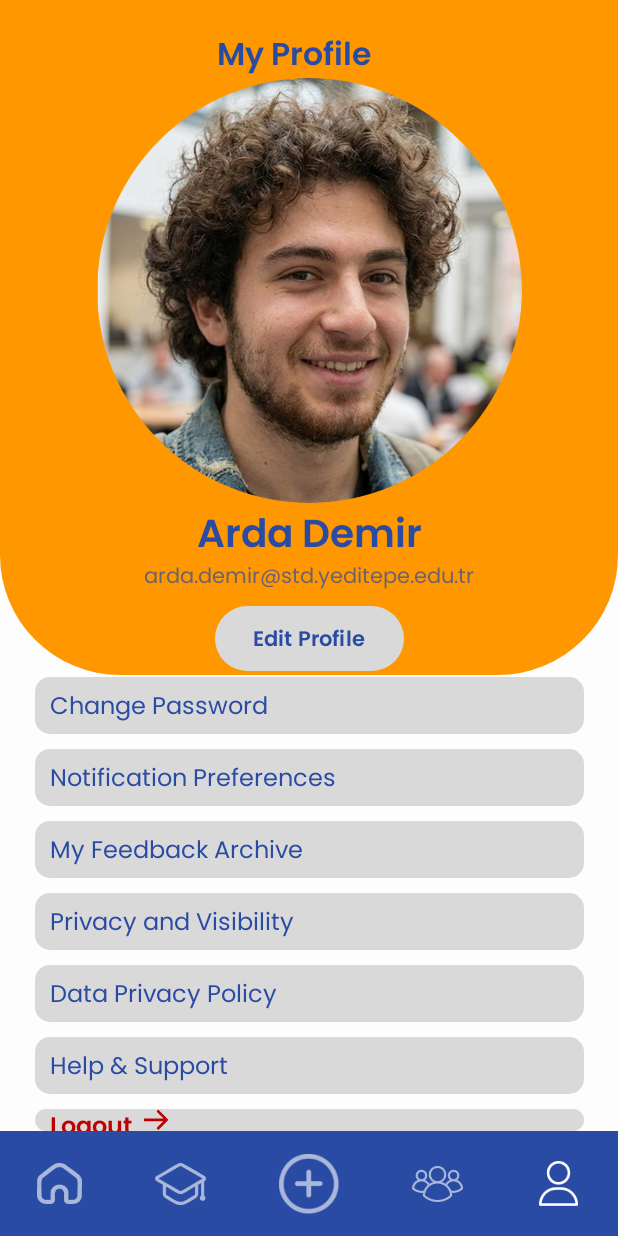
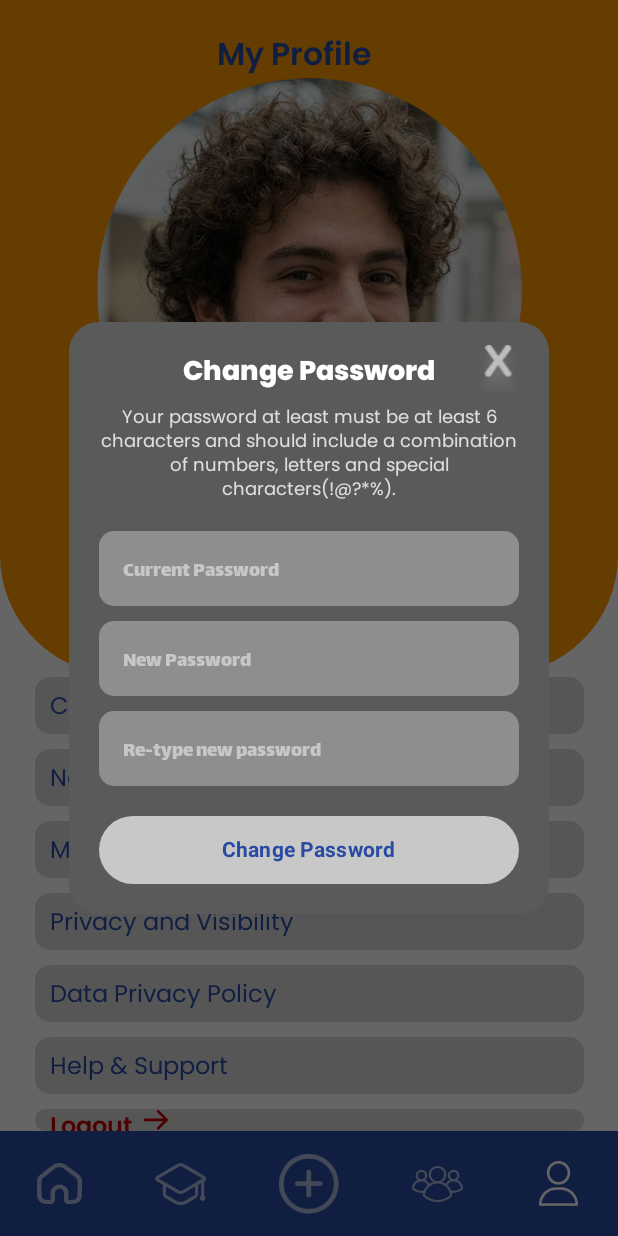
Before and after one commit to rookie238/YUSHARE, an Android app built with Jetpack Compose: the composable MenuScreen shown on its own in the app's theme, after a tap on "Change Password", on a phone screen of 412 x 824 dp. Run offline under Robolectric (Android 15) with nearby library versions, the phone set to English and light mode, and no system bars.

Commit message:
change password

```diff
--- a/app/src/main/java/com/example/yushare/ui/screens/MenuScreen.kt
+++ b/app/src/main/java/com/example/yushare/ui/screens/MenuScreen.kt
@@ -1,11 +1,12 @@
 package com.example.yushare.ui.screens
+
 import androidx.compose.foundation.Image
 import androidx.compose.foundation.background
 import androidx.compose.foundation.clickable
 import androidx.compose.foundation.layout.*
 import androidx.compose.foundation.shape.RoundedCornerShape
 import androidx.compose.material3.*
-import androidx.compose.runtime.Composable
+import androidx.compose.runtime.*
 import androidx.compose.ui.Alignment
 import androidx.compose.ui.Modifier
 import androidx.compose.ui.draw.clip
@@ -13,27 +14,33 @@ import androidx.compose.ui.graphics.Color
 import androidx.compose.ui.layout.ContentScale
 import androidx.compose.ui.res.painterResource
 import androidx.compose.ui.text.font.FontWeight
+import androidx.compose.ui.text.style.TextAlign
 import androidx.compose.ui.tooling.preview.Preview
 import androidx.compose.ui.unit.dp
 import androidx.compose.ui.unit.sp
-
 import com.example.yushare.R
 
-// Rengi buraya sabitledim, hata vermesin diye
 val MenuBlue = Color(0xFF294BA3)
 
 @Composable
 fun MenuScreen(onCloseClick: () -> Unit) {
     val context = androidx.compose.ui.platform.LocalContext.current
-    Column(
+
+    // 1. ANAHTARIMIZ BURADA
+    var showPasswordPopup by remember { mutableStateOf(false) }
+
+    Box(
         modifier = Modifier
             .fillMaxSize()
             .background(Color(0xFFFDFDFD))
     ) {
-        // --- İÇERİK ---
+        Column(
+            modifier = Modifier.fillMaxSize()
+        ) {
+            // --- İÇERİK (Kaydırılabilir alanlar vs.) ---
             Column(
                 modifier = Modifier
-                .fillMaxSize()
+                    .fillMaxWidth()
                     .weight(1f),
                 horizontalAlignment = Alignment.CenterHorizontally
             ) {
@@ -67,8 +74,6 @@ fun MenuScreen(onCloseClick: () -> Unit) {
                                 fontFamily = poppinsFontFamily,
                                 modifier = Modifier.align(Alignment.Center)
                             )
-
-
                         }
 
                         Spacer(modifier = Modifier.height(1.dp))
@@ -123,19 +128,26 @@ fun MenuScreen(onCloseClick: () -> Unit) {
 
                 Spacer(modifier = Modifier.height(1.dp))
 
-            // Liste Elemanları (Aralarına 10dp boşluk koyuyoruz - Figma'daki sıklığa göre)
+                // --- MENÜ LİSTESİ ---
                 Column(
-                verticalArrangement = Arrangement.spacedBy(10.dp), // Elemanlar arası boşluk
+                    verticalArrangement = Arrangement.spacedBy(10.dp),
                     horizontalAlignment = Alignment.CenterHorizontally,
                     modifier = Modifier.fillMaxWidth()
                 ) {
-                MenuItem(text = "Change Password")
+                    // 2. CHANGE PASSWORD BUTONUNU GÜNCELLEDİK
+                    // Artık tıklanınca showPasswordPopup'ı true yapıyor
+                    MenuItem(
+                        text = "Change Password",
+                        onClick = { showPasswordPopup = true }
+                    )
+
                     MenuItem(text = "Notification Preferences")
                     MenuItem(text = "My Feedback Archive")
                     MenuItem(text = "Privacy and Visibility")
                     MenuItem(text = "Data Privacy Policy")
                     MenuItem(text = "Help & Support")
 
+                    // LOGOUT BUTONU
                     Box(
                         modifier = Modifier
                             .width(366.dp)
@@ -144,25 +156,23 @@ fun MenuScreen(onCloseClick: () -> Unit) {
                             .clickable {
                                 (context as? android.app.Activity)?.finish()
                             }
-                        .padding(horizontal = 10.dp), // Soldan boşluk
+                            .padding(horizontal = 10.dp),
                         contentAlignment = Alignment.CenterStart
                     ) {
-                    Row(
-                        verticalAlignment = Alignment.CenterVertically
-                    ) {
+                        Row(verticalAlignment = Alignment.CenterVertically) {
                             Text(
                                 text = "Logout",
                                 fontFamily = poppinsFontFamily,
-                            fontWeight = FontWeight.SemiBold, // Figma: SemiBold
+                                fontWeight = FontWeight.SemiBold,
                                 fontSize = 16.sp,
-                            color = Color(0xFFBF0000) // Figma: Kırmızı #BF0000
+                                color = Color(0xFFBF0000)
                             )
-                        Spacer(modifier = Modifier.width(8.dp)) // Yazı ile ok arası boşluk
+                            Spacer(modifier = Modifier.width(8.dp))
                             Icon(
-                            painter = painterResource(id = R.drawable.vector), // BURAYA KENDİ DOSYA ADINI YAZ
+                                painter = painterResource(id = R.drawable.vector),
                                 contentDescription = "Logout Arrow",
-                            tint = Color(0xFFBF0000), // İkonu da kırmızı yapıyoruz
-                            modifier = Modifier.size(16.dp) // İkon boyutu (Figma'ya göre ayarla)
+                                tint = Color(0xFFBF0000),
+                                modifier = Modifier.size(16.dp)
                             )
                         }
                     }
@@ -181,63 +191,176 @@ fun MenuScreen(onCloseClick: () -> Unit) {
                     horizontalArrangement = Arrangement.SpaceAround,
                     verticalAlignment = Alignment.CenterVertically
                 ) {
+                    Icon(painterResource(id = R.drawable.ic_nav_home), null, tint = Color.White.copy(0.6f), modifier = Modifier.size(30.dp))
+                    Icon(painterResource(id = R.drawable.ic_nav_school), null, tint = Color.White.copy(0.6f), modifier = Modifier.size(34.dp))
+                    Icon(painterResource(id = R.drawable.ic_nav_add), null, tint = Color.White.copy(0.6f), modifier = Modifier.size(40.dp))
+                    Icon(painterResource(id = R.drawable.ic_nav_groups), null, tint = Color.White.copy(0.6f), modifier = Modifier.size(34.dp))
+                    Icon(painterResource(id = R.drawable.ic_nav_profile), null, tint = Color.White, modifier = Modifier.size(30.dp))
+                }
+            }
+        }
 
-                Icon(painter = painterResource(id = R.drawable.ic_nav_home), contentDescription = null, tint = Color.White.copy(0.6f), modifier = Modifier.size(30.dp))
-                Icon(painter = painterResource(id = R.drawable.ic_nav_school), contentDescription = null, tint = Color.White.copy(0.6f), modifier = Modifier.size(34.dp))
-                Icon(painter = painterResource(id = R.drawable.ic_nav_add), contentDescription = null, tint = Color.White.copy(0.6f), modifier = Modifier.size(40.dp))
-                Icon(painter = painterResource(id = R.drawable.ic_nav_groups), contentDescription = null, tint = Color.White.copy(0.6f), modifier = Modifier.size(34.dp))
-                Icon(painter = painterResource(id = R.drawable.ic_nav_profile), contentDescription = null, tint = Color.White, modifier = Modifier.size(30.dp))
+        // 3. POP-UP GÖRÜNTÜLEME ALANI (EN ÜST KATMAN)
+        // Eğer anahtar (showPasswordPopup) true ise, bu kutuyu göster
+        if (showPasswordPopup) {
+            ChangePasswordPopup(
+                onDismiss = { showPasswordPopup = false } // Kapat deyince false yap
+            )
+        }
+    }
+}
+
+// --- GÜNCELLENMİŞ YARDIMCI FONKSİYON: MenuItem ---
+// Artık onClick parametresi alıyor, varsayılanı boş {}
+@Composable
+fun MenuItem(text: String, textColor: Color = Color(0xFF294BA3), onClick: () -> Unit = {}) {
+    Box(
+        modifier = Modifier
+            .width(366.dp)
+            .height(38.dp)
+            .background(Color(0xFFD9D9D9), RoundedCornerShape(10.dp))
+            .clickable { onClick() } // BURASI: Tıklamayı artık algılıyor!
+            .padding(horizontal = 10.dp),
+        contentAlignment = Alignment.CenterStart
+    ) {
+        Text(
+            text = text,
+            fontFamily = poppinsFontFamily,
+            fontWeight = FontWeight.Medium,
+            fontSize = 16.sp,
+            color = textColor
+        )
+    }
+}
+
+// --- CHANGE PASSWORD POP-UP TASARIMI ---
+@Composable
+fun ChangePasswordPopup(onDismiss: () -> Unit) {
+    var currentPassword by remember { mutableStateOf("") }
+    var newPassword by remember { mutableStateOf("") }
+    var confirmPassword by remember { mutableStateOf("") }
+
+    Box(
+        modifier = Modifier
+            .fillMaxSize()
+            .background(Color.Black.copy(alpha = 0.6f))
+            .clickable { onDismiss() },
+        contentAlignment = Alignment.Center
+    ) {
+        Box(
+            modifier = Modifier
+                .width(320.dp)
+                .clip(RoundedCornerShape(20.dp))
+                .background(Color(0xFF5A5A5A))
+                .clickable(enabled = false) {}
+                .padding(20.dp)
+        ) {
+            Column(horizontalAlignment = Alignment.CenterHorizontally) {
+                Text("Change Password",
+                    color = Color.White,
+                    fontSize = 18.sp, fontWeight = FontWeight.Bold,
+                    fontFamily = poppinsFontFamily)
+
+                Spacer(modifier = Modifier.height(10.dp))
+
+                Text(
+                    "Your password at least must be at least 6 characters and should include a combination of numbers, letters and special characters(!@?*%).",
+                    color = Color.White.copy(alpha = 0.8f),
+                    fontSize = 12.sp, textAlign = TextAlign.Center,
+                    fontFamily = poppinsFontFamily,
+                    lineHeight = 16.sp
+                )
+                Spacer(modifier = Modifier.height(20.dp))
+
+                // 1. Mevcut Şifre
+                RealPasswordInput(
+                    text = currentPassword,
+                    onValueChange = { currentPassword = it },
+                    hint = "Current Password"
+                )
+
+                Spacer(modifier = Modifier.height(10.dp))
+
+                // 2. Yeni Şifre
+                RealPasswordInput(
+                    text = newPassword,
+                    onValueChange = { newPassword = it },
+                    hint = "New Password"
+                )
+
+                Spacer(modifier = Modifier.height(10.dp))
+
+                // 3. Tekrar Yeni Şifre
+                RealPasswordInput(
+                    text = confirmPassword,
+                    onValueChange = { confirmPassword = it },
+                    hint = "Re-type new password"
+                )
+
+                Spacer(modifier = Modifier.height(20.dp))
+
+                Button(
+                    onClick = { onDismiss() },
+                    colors = ButtonDefaults.buttonColors(containerColor = Color(0xFFC8C8C8)),
+                    shape = RoundedCornerShape(50),
+                    modifier = Modifier.fillMaxWidth().height(45.dp)
+                ) {
+                    Text("Change Password",
+                        color = Color(0xFF294BA3),
+                        fontWeight = FontWeight.Bold)
+                }
+            }
+            IconButton(
+                onClick = onDismiss,
+                modifier = Modifier.align(Alignment.TopEnd)
+                    .offset(x = 10.dp, y = (-10).dp)
+            ) {
+
+                Icon(painterResource(id = R.drawable.ic_x_close_icon),
+                    "Close",
+                    tint = Color.White.copy(alpha = 0.6f))
             }
         }
     }
 }
 
 @Composable
-fun MenuOptionItem(text: String, isLogout: Boolean = false, onClick: () -> Unit) {
-    Button(
-        onClick = onClick,
-        colors = ButtonDefaults.buttonColors(containerColor = Color(0xFFE0E0E0)),
-        shape = RoundedCornerShape(15.dp),
+fun PasswordInputBox(hint: String) {
+    Box(
         modifier = Modifier
             .fillMaxWidth()
-            .padding(horizontal = 30.dp, vertical = 6.dp)
-            .height(55.dp)
+            .height(45.dp)
+            .background(Color(0xFF8E8E8E), RoundedCornerShape(10.dp))
+            .padding(horizontal = 15.dp),
+        contentAlignment = Alignment.CenterStart
     ) {
-        Row(
-            modifier = Modifier.fillMaxWidth(),
-            horizontalArrangement = Arrangement.Start,
-            verticalAlignment = Alignment.CenterVertically
-        ) {
-            Text(
-                text = text,
-                color = if (isLogout) Color(0xFFC00000) else MenuBlue,
-                fontSize = 16.sp,
-                fontWeight = FontWeight.SemiBold,
-                modifier = Modifier.weight(1f)
-            )
+        Text(text = hint, color = Color.White.copy(alpha = 0.7f), fontSize = 14.sp)
     }
 }
-}
-// --- YARDIMCI FONKSİYON: Menü Satırı ---
 @Composable
-fun MenuItem(text: String, textColor: Color = Color(0xFF294BA3)) { // Varsayılan renk Mavi
-    Box(
+fun RealPasswordInput(text: String, onValueChange: (String) -> Unit, hint: String) {
+    TextField(
+        value = text,
+        onValueChange = onValueChange,
+        placeholder = {
+            Text(text = hint, color = Color.White.copy(alpha = 0.5f), fontSize = 14.sp)
+        },
+        visualTransformation = androidx.compose.ui.text.input.PasswordVisualTransformation(), // Şifreyi **** yapar
+        singleLine = true,
+        colors = TextFieldDefaults.colors(
+            focusedContainerColor = Color(0xFF8E8E8E),
+            unfocusedContainerColor = Color(0xFF8E8E8E),
+            focusedIndicatorColor = Color.Transparent,
+            unfocusedIndicatorColor = Color.Transparent,
+            cursorColor = Color.White,
+            focusedTextColor = Color.White,
+            unfocusedTextColor = Color.White
+        ),
+        shape = RoundedCornerShape(10.dp),
         modifier = Modifier
-            .width(366.dp) // Figma: W 366
-            .height(38.dp) // Figma: H 38
-            .background(Color(0xFFD9D9D9), RoundedCornerShape(10.dp)) // Figma: D9D9D9, Radius 10
-            .clickable { }
-            .padding(horizontal = 10.dp), // Figma: X farkı 10px
-        contentAlignment = Alignment.CenterStart // Yazıyı dikeyde ortala, solda tut
-    ) {
-        Text(
-            text = text,
-            fontFamily = poppinsFontFamily,
-            fontWeight = FontWeight.Medium, // Figma: Medium
-            fontSize = 16.sp, // Figma: 16
-            color = textColor
+            .fillMaxWidth()
+            .height(50.dp)
     )
-    }
 }
 
 @Preview(showBackground = true)
```
Lines whose indentation alone changed are shown as unchanged.
